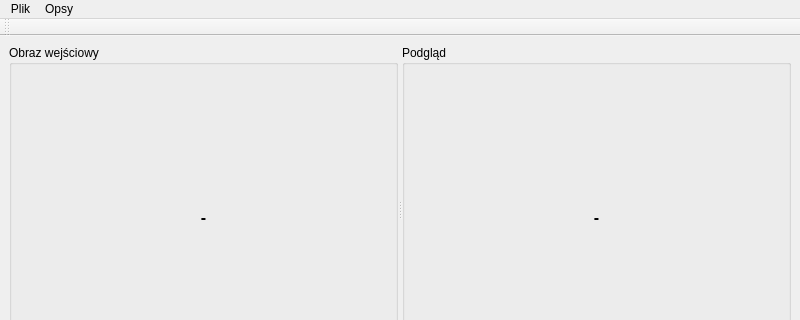
The window that src/farecmainwin.ui (Athantor/farec) describes before a commit, drawn with Qt 5; both pictures show x 0 to 800 and y 0 to 320 of the 800 by 600 pixel window.
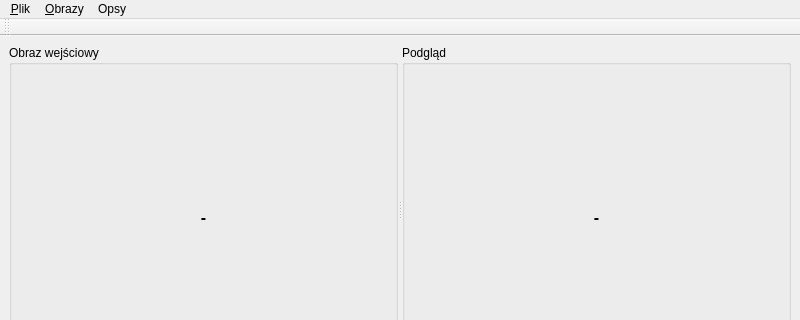
The same window after the commit.

Commit message: UI tweaks; added possibility of setting preview img as src

```diff
--- a/src/farecmainwin.ui
+++ b/src/farecmainwin.ui
@@ -120,7 +120,7 @@
    </property>
    <widget class="QMenu" name="menuPlik">
     <property name="title">
-     <string>Plik</string>
+     <string>&amp;Plik</string>
     </property>
     <addaction name="actionOtw_rz"/>
    </widget>
@@ -132,7 +132,14 @@
     <addaction name="actionSobel"/>
     <addaction name="actionOtsu"/>
    </widget>
+   <widget class="QMenu" name="menuObrazy">
+    <property name="title">
+     <string>&amp;Obrazy</string>
+    </property>
+    <addaction name="actionU_yj_podgl_du"/>
+   </widget>
    <addaction name="menuPlik"/>
+   <addaction name="menuObrazy"/>
    <addaction name="menuOpsy"/>
   </widget>
   <widget class="QStatusBar" name="statusbar"/>
```
Left out of the diff: 32 changed lines with no effect on the pictures. The commit also changes 2 other files.
